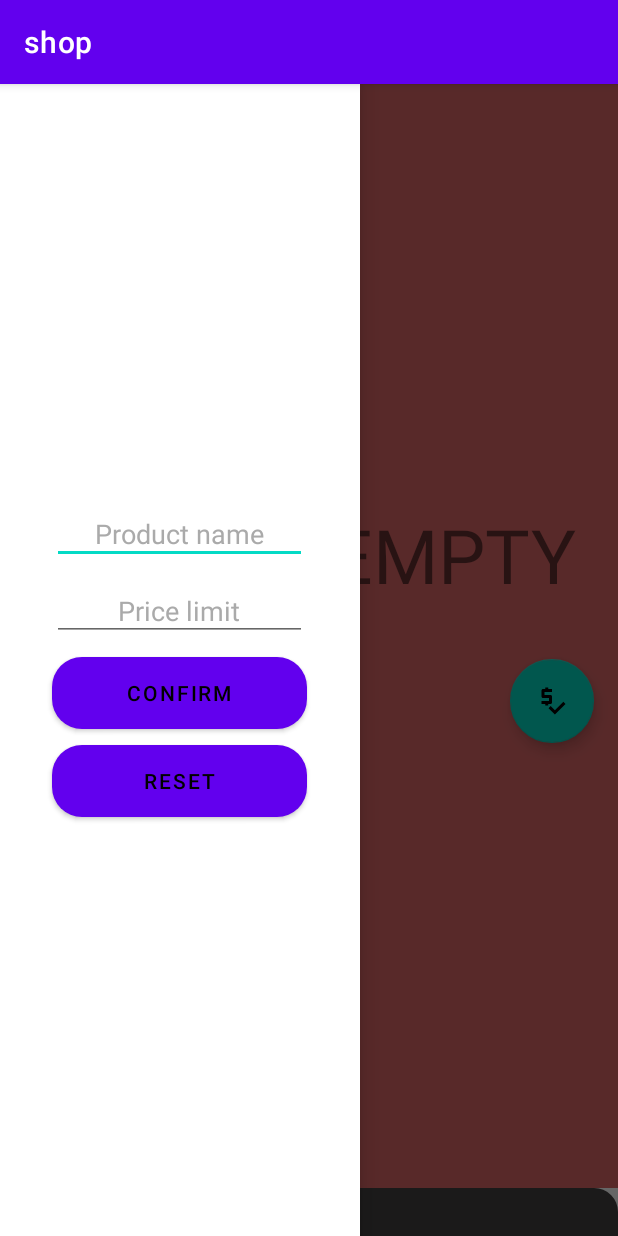
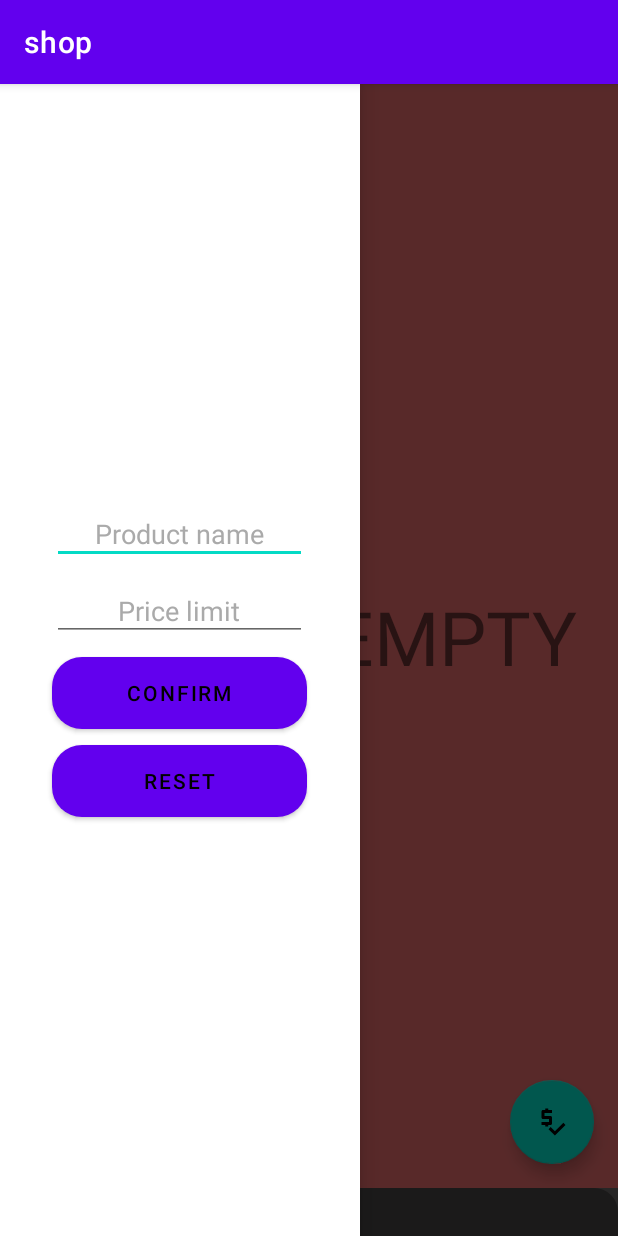
Before and after one commit to ropii/shopp, an Android app: the fragment CartFragment placed in its activity, with the side drawer open, on a phone screen of 412 x 824 dp. Run offline under Robolectric (Android 15) with nearby library versions, the phone set to English and light mode, and no system bars; our stand-ins replace Firebase (no records; nobody signed in at launch, a user with empty details on screens opened directly); libraries missing offline, so code that uses them is left out: com.ismaeldivita.chipnavigation; plain views replace ChipNavigationBar; pictures from the network do not load; 5 statements that could not run were skipped.

Commit message:
added the cart button

```diff
--- a/app/src/main/java/com/example/shop/fragments/CartFragment.java
+++ b/app/src/main/java/com/example/shop/fragments/CartFragment.java
@@ -142,6 +142,9 @@ public class CartFragment extends Fragment implements AdapterView.OnItemClickLis
                         if (cartAl.size() == 0) {
                             tv_cartIsEmpty.setVisibility(View.VISIBLE);
                         }
+                        else {
+                            tv_cartIsEmpty.setVisibility(View.GONE);
+                        }
 
                     }
                 });
--- a/app/src/main/res/layout/activity_main.xml
+++ b/app/src/main/res/layout/activity_main.xml
@@ -6,6 +6,7 @@
     android:layout_width="match_parent"
     android:layout_height="match_parent"
     tools:context=".activities.MainActivity"
+    android:background="#D5454141"
     tools:ignore="HardcodedText">
 
 
@@ -17,6 +18,10 @@
             android:id="@+id/appBarLayout"
             android:layout_width="match_parent"
             android:layout_height="wrap_content"
+            app:layout_constraintBottom_toTopOf="parent"
+            app:layout_constraintEnd_toEndOf="parent"
+            app:layout_constraintStart_toStartOf="parent"
+            app:layout_constraintTop_toTopOf="parent"
             android:theme="@style/ThemeOverlay.MaterialComponents.Dark.ActionBar">
 
         </com.google.android.material.appbar.AppBarLayout>
@@ -27,7 +32,7 @@
             android:layout_height="0dp"
             app:layout_constraintBottom_toTopOf="@+id/chipNavBar"
             app:layout_constraintTop_toBottomOf="@+id/appBarLayout"
-            android:background="@drawable/gradient_red" />
+            android:background="@drawable/backgorund_upload" />
 
         <com.ismaeldivita.chipnavigation.ChipNavigationBar
             android:id="@+id/chipNavBar"
--- a/app/src/main/res/layout/fragment_cart.xml
+++ b/app/src/main/res/layout/fragment_cart.xml
@@ -1,44 +1,47 @@
 <?xml version="1.0" encoding="utf-8"?>
-<LinearLayout xmlns:android="http://schemas.android.com/apk/res/android"
+<androidx.constraintlayout.widget.ConstraintLayout xmlns:android="http://schemas.android.com/apk/res/android"
+    xmlns:app="http://schemas.android.com/apk/res-auto"
     xmlns:tools="http://schemas.android.com/tools"
     android:layout_width="match_parent"
     android:layout_height="match_parent"
-    android:layout_centerHorizontal="true"
-    android:layout_gravity="center"
     android:background="#DD6868"
-    android:gravity="center"
-    android:orientation="vertical"
     tools:context=".fragments.CartFragment">
 
 
-
-
     <TextView
+        android:id="@+id/tv_cartIsEmpty"
         android:layout_width="wrap_content"
+        android:layout_height="wrap_content"
         android:text="CART IS EMPTY"
         android:visibility="gone"
-        android:layout_gravity="center"
-        android:gravity="center"
         android:textSize="50dp"
-        android:id="@+id/tv_cartIsEmpty"
-        android:layout_height="wrap_content"/>
+        app:layout_constraintBottom_toBottomOf="parent"
+        app:layout_constraintEnd_toEndOf="parent"
+        app:layout_constraintStart_toStartOf="parent"
+        app:layout_constraintTop_toTopOf="parent" />
 
 
     <ListView
+        android:id="@+id/lvProductCart"
         android:layout_width="350dp"
         android:layout_height="wrap_content"
-        android:id="@+id/lvProductCart"
         android:layout_margin="10dp"
         android:dividerHeight="3dp"
-        />
+        app:layout_constraintBottom_toBottomOf="parent"
+        app:layout_constraintEnd_toEndOf="parent"
+        app:layout_constraintStart_toStartOf="parent"
+        app:layout_constraintTop_toTopOf="parent"
+         />
+
     <com.google.android.material.floatingactionbutton.FloatingActionButton
         android:id="@+id/fab"
         android:layout_width="wrap_content"
         android:layout_height="wrap_content"
         android:layout_gravity="end|bottom"
+        android:layout_margin="16dp"
         android:src="@drawable/ic_baseline_price_check_24"
-        android:layout_margin="16dp" />
+        app:layout_constraintBottom_toBottomOf="parent"
+        app:layout_constraintEnd_toEndOf="parent" />
 
 
-
-</LinearLayout>
+</androidx.constraintlayout.widget.ConstraintLayout>
```
